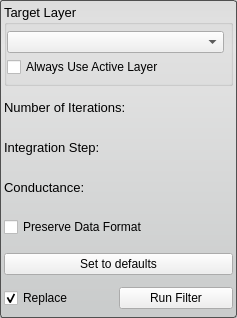
Qt form src/Interface/ToolInterface/CurvatureAnisotropicDiffusionFilterInterface.ui (SCIInstitute/Seg3D) before a commit.
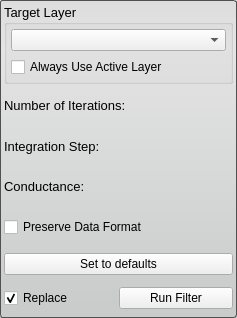
The same form after that commit.

What changed in the file:
```diff
--- a/src/Interface/ToolInterface/CurvatureAnisotropicDiffusionFilterInterface.ui
+++ b/src/Interface/ToolInterface/CurvatureAnisotropicDiffusionFilterInterface.ui
@@ -78,20 +78,11 @@
      </property>
      <layout class="QVBoxLayout" name="verticalLayout_4">
       <property name="spacing">
+       <number>6</number>
+      </property>
+      <property name="margin">
        <number>4</number>
       </property>
-      <property name="leftMargin">
-       <number>0</number>
-      </property>
-      <property name="topMargin">
-       <number>6</number>
-      </property>
-      <property name="rightMargin">
-       <number>6</number>
-      </property>
-      <property name="bottomMargin">
-       <number>6</number>
-      </property>
       <item>
        <widget class="QComboBox" name="target_layer_"/>
       </item>
```
